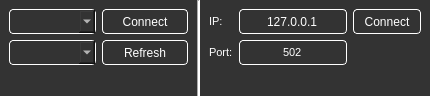
IlyaZh/Maiman-MCBS, file multibench/widgets/connectionwidget.ui: the form before one commit.
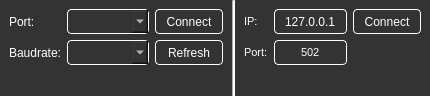
The form after the commit.

What changed in the file:
```diff
--- a/multibench/widgets/connectionwidget.ui
+++ b/multibench/widgets/connectionwidget.ui
@@ -201,63 +201,35 @@
    <item row="0" column="2" rowspan="3" colspan="2">
     <widget class="QWidget" name="COM" native="true">
      <layout class="QGridLayout" name="gridLayout_2">
-      <item row="1" column="0">
-       <widget class="QComboBox" name="baudrateComboBox">
-        <property name="sizePolicy">
-         <sizepolicy hsizetype="Expanding" vsizetype="Fixed">
-          <horstretch>0</horstretch>
-          <verstretch>0</verstretch>
-         </sizepolicy>
-        </property>
-        <property name="minimumSize">
-         <size>
-          <width>0</width>
-          <height>25</height>
-         </size>
-        </property>
-        <property name="font">
-         <font/>
-        </property>
-        <property name="styleSheet">
-         <string notr="true">background: rgb(51,51,51);
-color: #ffffff;
-border: 1px solid #FFFFFF;			
-border-radius: 4px;
-padding-left: 10px;
-padding-right: 10px;
-</string>
-        </property>
-       </widget>
-      </item>
-      <item row="0" column="0">
-       <widget class="QComboBox" name="comPortComboBox">
-        <property name="sizePolicy">
-         <sizepolicy hsizetype="Expanding" vsizetype="Fixed">
-          <horstretch>0</horstretch>
-          <verstretch>0</verstretch>
-         </sizepolicy>
-        </property>
-        <property name="minimumSize">
-         <size>
-          <width>0</width>
-          <height>25</height>
-         </size>
-        </property>
-        <property name="font">
-         <font/>
-        </property>
-        <property name="styleSheet">
-         <string notr="true">background: rgb(51,51,51);
-color: #ffffff;
-border: 1px solid #FFFFFF;			
-border-radius: 4px;
-padding-left: 10px;
-padding-right: 10px;
-</string>
-        </property>
-       </widget>
-      </item>
       <item row="0" column="1">
+       <widget class="QComboBox" name="comPortComboBox">
+        <property name="sizePolicy">
+         <sizepolicy hsizetype="Expanding" vsizetype="Fixed">
+          <horstretch>0</horstretch>
+          <verstretch>0</verstretch>
+         </sizepolicy>
+        </property>
+        <property name="minimumSize">
+         <size>
+          <width>0</width>
+          <height>25</height>
+         </size>
+        </property>
+        <property name="font">
+         <font/>
+        </property>
+        <property name="styleSheet">
+         <string notr="true">background: rgb(51,51,51);
+color: #ffffff;
+border: 1px solid #FFFFFF;			
+border-radius: 4px;
+padding-left: 10px;
+padding-right: 10px;
+</string>
+        </property>
+       </widget>
+      </item>
+      <item row="0" column="2">
        <widget class="QPushButton" name="connectComPortButton">
         <property name="sizePolicy">
          <sizepolicy hsizetype="Expanding" vsizetype="Fixed">
@@ -288,7 +260,7 @@
         </property>
        </widget>
       </item>
-      <item row="1" column="1">
+      <item row="1" column="2">
        <widget class="QPushButton" name="refreshComPortButton">
         <property name="sizePolicy">
          <sizepolicy hsizetype="MinimumExpanding" vsizetype="Fixed">
@@ -319,7 +291,35 @@
         </property>
        </widget>
       </item>
-      <item row="2" column="0" colspan="2">
+      <item row="1" column="1">
+       <widget class="QComboBox" name="baudrateComboBox">
+        <property name="sizePolicy">
+         <sizepolicy hsizetype="Expanding" vsizetype="Fixed">
+          <horstretch>0</horstretch>
+          <verstretch>0</verstretch>
+         </sizepolicy>
+        </property>
+        <property name="minimumSize">
+         <size>
+          <width>0</width>
+          <height>25</height>
+         </size>
+        </property>
+        <property name="font">
+         <font/>
+        </property>
+        <property name="styleSheet">
+         <string notr="true">background: rgb(51,51,51);
+color: #ffffff;
+border: 1px solid #FFFFFF;			
+border-radius: 4px;
+padding-left: 10px;
+padding-right: 10px;
+</string>
+        </property>
+       </widget>
+      </item>
+      <item row="2" column="1" colspan="2">
        <widget class="QLabel" name="statusComPortLabel">
         <property name="font">
          <font/>
@@ -329,6 +329,20 @@
         </property>
        </widget>
       </item>
+      <item row="0" column="0">
+       <widget class="QLabel" name="portLabel">
+        <property name="text">
+         <string>Port:</string>
+        </property>
+       </widget>
+      </item>
+      <item row="1" column="0">
+       <widget class="QLabel" name="baudrateLabel">
+        <property name="text">
+         <string>Baudrate:</string>
+        </property>
+       </widget>
+      </item>
      </layout>
     </widget>
    </item>
```
